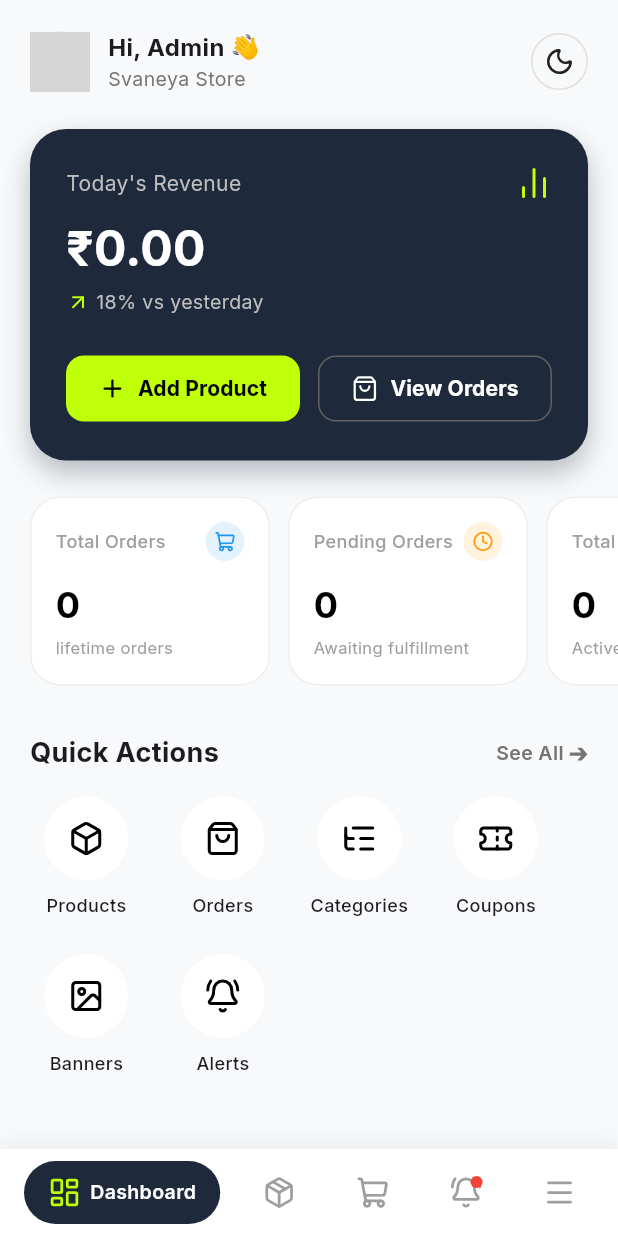
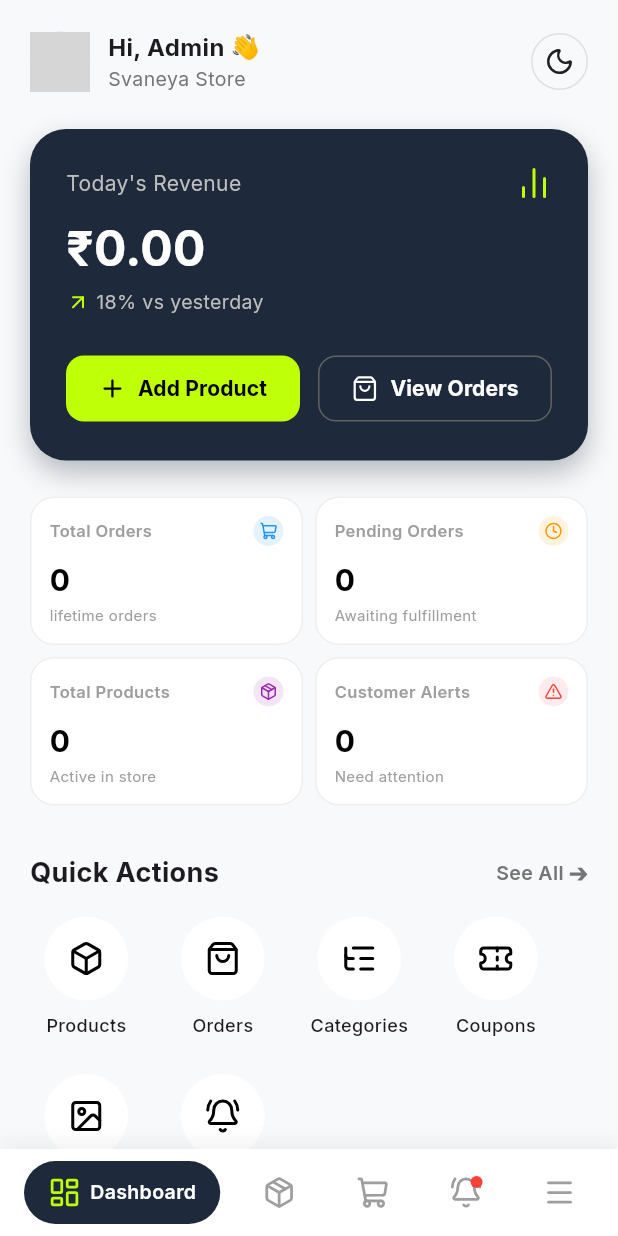
Before and after one commit to Akhilvijayanvj/svaneya-admin-app, a Flutter app: the screen it shows once a user with an empty profile is signed in, on a phone screen of 412 x 824 dp. Run offline on Flutter 3.47's test engine with Material 3 defaults, Android fonts, the phone set to English and light mode, and no system bars; our stand-ins replace google_fonts, image_picker, lucide_icons, supabase_flutter; accounts and stored records are empty; network calls fail; grey boxes are pictures that could not be loaded.

Commit message:
Shrink metrics grid to be tightly packed 2x2 instead of scrollable

```diff
--- a/lib/screens/overview.dart
+++ b/lib/screens/overview.dart
@@ -170,45 +170,41 @@ class _OverviewScreenState extends State<OverviewScreen> {
                   ),
                   const SizedBox(height: 24),
 
-                  // Metrics Scroll
-                  SingleChildScrollView(
-                    scrollDirection: Axis.horizontal,
-                    clipBehavior: Clip.none,
-                    child: Row(
+                  // Metrics Grid
+                  Row(
                     children: [
-                        SizedBox(
-                          width: 160,
+                      Expanded(
                         child: GestureDetector(
-                            onTap: () => widget.onNavigateToOrders?.call('All') ?? widget.onNavigate?.call(2), // Orders tab
+                          onTap: () => widget.onNavigateToOrders?.call('All') ?? widget.onNavigate?.call(2),
                           child: _buildMetricBox('Total Orders', '$_totalOrders', 'lifetime orders', LucideIcons.shoppingCart, Colors.blue.shade50, Colors.blue)
+                        )
                       ),
+                      const SizedBox(width: 8),
+                      Expanded(
+                        child: GestureDetector(
+                          onTap: () => widget.onNavigateToOrders?.call('Pending') ?? widget.onNavigate?.call(2),
+                          child: _buildMetricBox('Pending Orders', '$_pendingOrders', 'Awaiting fulfillment', LucideIcons.clock, Colors.orange.shade50, Colors.orange)
+                        )
                       ),
-                        const SizedBox(width: 12),
-                        SizedBox(
-                          width: 160,
+                    ],
+                  ),
+                  const SizedBox(height: 8),
+                  Row(
+                    children: [
+                      Expanded(
                         child: GestureDetector(
-                            onTap: () => widget.onNavigateToOrders?.call('Pending') ?? widget.onNavigate?.call(2), // Orders tab (Filtered to Pending)
-                            child: _buildMetricBox('Pending Orders', '$_pendingOrders', 'Awaiting fulfillment', LucideIcons.clock, Colors.orange.shade50, Colors.orange)
+                          onTap: () => widget.onNavigate?.call(1),
+                          child: _buildMetricBox('Total Products', '$_totalProducts', 'Active in store', LucideIcons.package, Colors.purple.shade50, Colors.purple)
+                        )
                       ),
-                        ),
-                        const SizedBox(width: 12),
-                        SizedBox(
-                          width: 160,
-                          child: GestureDetector(
-                            onTap: () => widget.onNavigate?.call(1), // Products tab
-                            child: _buildMetricBox('Total Products', '$_totalProducts', 'Active in store', LucideIcons.package, Colors.purple.shade50, Colors.purple)
-                          ),
-                        ),
-                        const SizedBox(width: 12),
-                        SizedBox(
-                          width: 160,
+                      const SizedBox(width: 8),
+                      Expanded(
                         child: GestureDetector(
                           onTap: () => widget.onNavigate?.call(3),
                           child: _buildMetricBox('Customer Alerts', '$_alertCount', 'Need attention', LucideIcons.alertTriangle, Colors.red.shade50, Colors.red, isAlert: _alertCount > 0)
-                          ),
+                        )
                       ),
                     ],
-                    ),
                   ),
                   const SizedBox(height: 32),
 
@@ -243,22 +239,22 @@ class _OverviewScreenState extends State<OverviewScreen> {
 
   Widget _buildMetricBox(String title, String value, String subtitle, IconData icon, Color bg, Color iconColor, {bool isAlert = false}) {
     return Container(
-      padding: const EdgeInsets.all(16),
-      decoration: BoxDecoration(color: Colors.white, borderRadius: BorderRadius.circular(20), border: Border.all(color: Colors.grey.shade200)),
+      padding: const EdgeInsets.symmetric(horizontal: 12, vertical: 12),
+      decoration: BoxDecoration(color: Colors.white, borderRadius: BorderRadius.circular(16), border: Border.all(color: Colors.grey.shade200)),
       child: Column(
         crossAxisAlignment: CrossAxisAlignment.start,
         children: [
           Row(
             mainAxisAlignment: MainAxisAlignment.spaceBetween,
             children: [
-              Text(title, style: TextStyle(color: Colors.grey.shade500, fontSize: 12, fontWeight: FontWeight.w500)),
-              Container(padding: const EdgeInsets.all(6), decoration: BoxDecoration(color: bg, shape: BoxShape.circle), child: Icon(icon, color: iconColor, size: 14)),
+              Text(title, style: TextStyle(color: Colors.grey.shade500, fontSize: 11, fontWeight: FontWeight.w600)),
+              Container(padding: const EdgeInsets.all(4), decoration: BoxDecoration(color: bg, shape: BoxShape.circle), child: Icon(icon, color: iconColor, size: 12)),
             ],
           ),
-          const SizedBox(height: 12),
-          Text(value, style: TextStyle(fontSize: 24, fontWeight: FontWeight.bold, color: isAlert ? Colors.red : Colors.black)),
-          const SizedBox(height: 4),
-          Text(subtitle, style: TextStyle(color: isAlert ? Colors.red.shade300 : Colors.grey.shade500, fontSize: 11)),
+          const SizedBox(height: 8),
+          Text(value, style: TextStyle(fontSize: 20, fontWeight: FontWeight.bold, color: isAlert ? Colors.red : Colors.black)),
+          const SizedBox(height: 2),
+          Text(subtitle, style: TextStyle(color: isAlert ? Colors.red.shade300 : Colors.grey.shade500, fontSize: 10)),
         ],
       ),
     );
```
Lines whose indentation alone changed are shown as unchanged.
